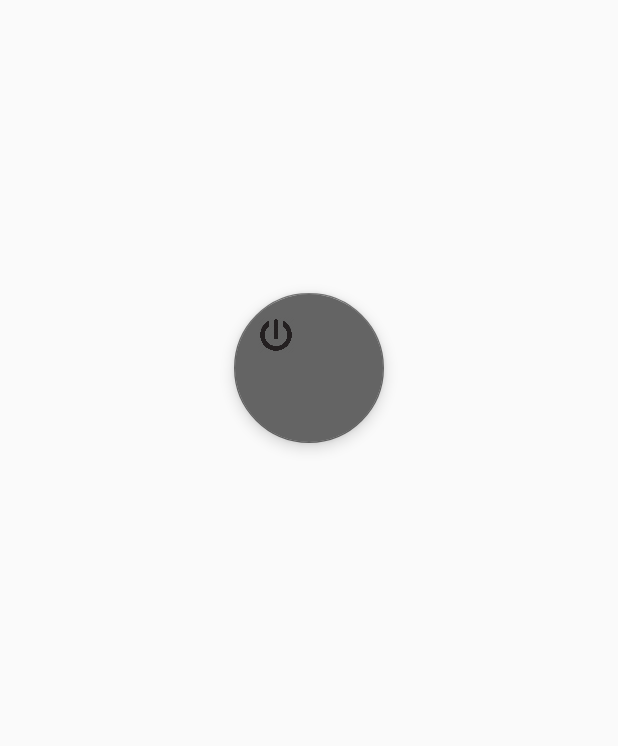
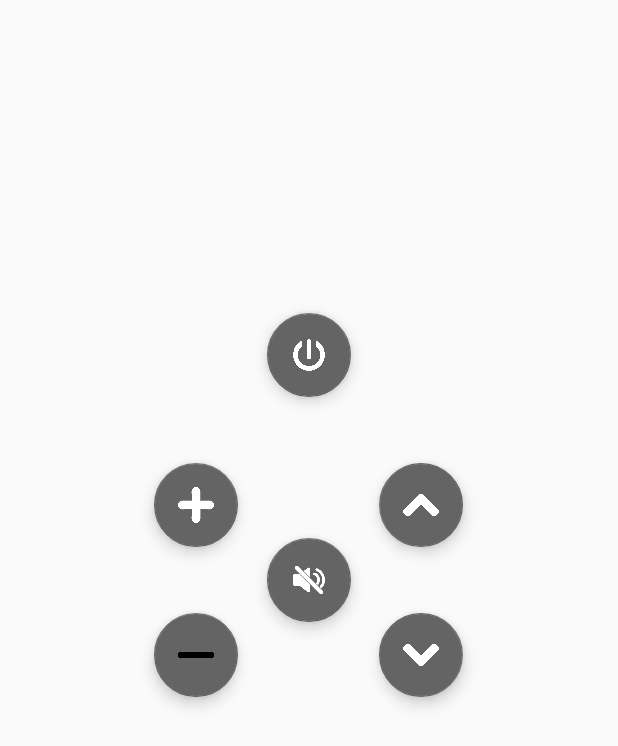
Before and after one commit to marcosviniciusti/ctr-fatesg-projeto-tcc-2018, an Android app: the layout activity_remote_control.xml on its own in the app's theme, with its tools: preview values and no code run, on a phone screen of 412 x 824 dp. Shown: the top 746 px of the screen. Run offline under Robolectric (Android 15) with nearby library versions, the light colour scheme and no system bars.

Commit message:
subindo a tela do controle remoto.

```diff
--- a/ProjetoAndroid/ProjetoTCC/mobile/src/main/res/layout/activity_remote_control.xml
+++ b/ProjetoAndroid/ProjetoTCC/mobile/src/main/res/layout/activity_remote_control.xml
@@ -1,25 +1,81 @@
 <?xml version="1.0" encoding="utf-8"?>
-<GridLayout xmlns:android="http://schemas.android.com/apk/res/android"
+<android.support.design.widget.CoordinatorLayout xmlns:android="http://schemas.android.com/apk/res/android"
     xmlns:app="http://schemas.android.com/apk/res-auto"
     xmlns:tools="http://schemas.android.com/tools"
     android:layout_width="match_parent"
     android:layout_height="match_parent"
     android:gravity="center_horizontal"
-    android:orientation="vertical"
+    android:orientation="horizontal"
     android:paddingBottom="@dimen/activity_vertical_margin"
     android:paddingLeft="@dimen/activity_horizontal_margin"
     android:paddingRight="@dimen/activity_horizontal_margin"
-    android:paddingTop="@dimen/activity_vertical_margin">
+    android:paddingTop="@dimen/activity_vertical_margin"
     tools:context=".activities.RemoteControlActivity">
 
     <android.support.design.widget.FloatingActionButton
         android:id="@+id/fabPower"
-        android:layout_width="100dp"
-        android:layout_height="100dp"
-        android:layout_marginTop="-333dp"
+        android:layout_width="wrap_content"
+        android:layout_height="wrap_content"
         android:layout_gravity="center"
+        android:layout_marginBottom="350dp"
         android:clickable="true"
         app:backgroundTint="@color/browser_actions_title_color"
         app:srcCompat="@drawable/img_power" />
 
-</GridLayout>
+    <android.support.design.widget.FloatingActionButton
+        android:id="@+id/fabPlusVol"
+        android:layout_width="wrap_content"
+        android:layout_height="wrap_content"
+        android:layout_gravity="center"
+        android:layout_marginBottom="150dp"
+        android:layout_marginRight="150dp"
+        android:clickable="true"
+        app:backgroundTint="@color/browser_actions_title_color"
+        app:srcCompat="@drawable/img_plus" />
+
+    <android.support.design.widget.FloatingActionButton
+        android:id="@+id/fabPlusCh"
+        android:layout_width="wrap_content"
+        android:layout_height="wrap_content"
+        android:layout_gravity="center"
+        android:layout_marginBottom="150dp"
+        android:layout_marginLeft="150dp"
+        android:rotation="270"
+        android:clickable="true"
+        app:backgroundTint="@color/browser_actions_title_color"
+        app:srcCompat="@drawable/img_arrow" />
+
+    <android.support.design.widget.FloatingActionButton
+        android:id="@+id/fabMinusVol"
+        android:layout_width="wrap_content"
+        android:layout_height="wrap_content"
+        android:layout_gravity="center"
+        android:layout_marginTop="50dp"
+        android:layout_marginRight="150dp"
+        android:clickable="true"
+        app:backgroundTint="@color/browser_actions_title_color"
+        app:srcCompat="@drawable/img_minus" />
+
+    <android.support.design.widget.FloatingActionButton
+        android:id="@+id/fabMinusCh"
+        android:layout_width="wrap_content"
+        android:layout_height="wrap_content"
+        android:layout_gravity="center"
+        android:layout_marginTop="50dp"
+        android:layout_marginLeft="150dp"
+        android:rotation="90"
+        android:clickable="true"
+        app:backgroundTint="@color/browser_actions_title_color"
+        app:srcCompat="@drawable/img_arrow" />
+
+    <android.support.design.widget.FloatingActionButton
+        android:id="@+id/fabMuteVol"
+        android:layout_width="wrap_content"
+        android:layout_height="wrap_content"
+        android:layout_gravity="center"
+        android:layout_marginBottom="50dp"
+        android:clickable="true"
+        app:backgroundTint="@color/browser_actions_title_color"
+        app:srcCompat="@drawable/img_mute_vol" />
+
+</android.support.design.widget.CoordinatorLayout>
--- a/ProjetoAndroid/ProjetoTCC/mobile/src/main/res/menu/main.xml
+++ b/ProjetoAndroid/ProjetoTCC/mobile/src/main/res/menu/main.xml
@@ -17,4 +17,9 @@
         android:orderInCategory="100"
         android:title="@string/action_update"
         app:showAsAction="never" />
+    <item
+        android:id="@+id/btnControlRemote"
+        android:orderInCategory="100"
+        android:title="@string/action_control"
+        app:showAsAction="never" />
 </menu>
--- a/ProjetoAndroid/ProjetoTCC/mobile/src/main/res/values/strings.xml
+++ b/ProjetoAndroid/ProjetoTCC/mobile/src/main/res/values/strings.xml
@@ -47,6 +47,7 @@
     <string name="action_save">Salvar</string>
     <string name="action_cancel">Cancelar</string>
     <string name="action_update">Atualizar</string>
+    <string name="action_control">Controle Remoto</string>
 
     <string name="status_signed_in">Conectado</string>
     <string name="status_signed_out">Desconectado</string>
@@ -70,6 +71,7 @@
     <string name="error_message_email">There is no user record corresponding to this identifier. The user may have been deleted.</string>
     <string name="error_message_password">The password is invalid or the user does not have a password.</string>
 
+
     <!-- String for spinners -->
     <string-array name="spinner_marca">
         <item>Lg</item>
```
Also changed, not shown: ProjetoAndroid/ProjetoTCC/mobile/src/main/java/br/com/marcosviniciusti/projetotcc/activities/AuthActivity.java (+14 -21 lines), ProjetoAndroid/ProjetoTCC/mobile/src/main/java/br/com/marcosviniciusti/projetotcc/activities/FormActivity.java (+46 -13 lines), ProjetoAndroid/ProjetoTCC/mobile/src/main/java/br/com/marcosviniciusti/projetotcc/activities/MainActivity.java (+108 -93 lines), ProjetoAndroid/ProjetoTCC/mobile/src/main/java/br/com/marcosviniciusti/projetotcc/activities/RascunhoActivity.java (deleted, +0 -147 lines), ProjetoAndroid/ProjetoTCC/mobile/src/main/res/drawable/img_arrow.png, ProjetoAndroid/ProjetoTCC/mobile/src/main/res/drawable/img_mute_vol.png (added), ProjetoAndroid/ProjetoTCC/mobile/src/main/res/drawable/img_plus.png, ProjetoAndroid/ProjetoTCC/mobile/src/main/res/drawable/img_power.png.
